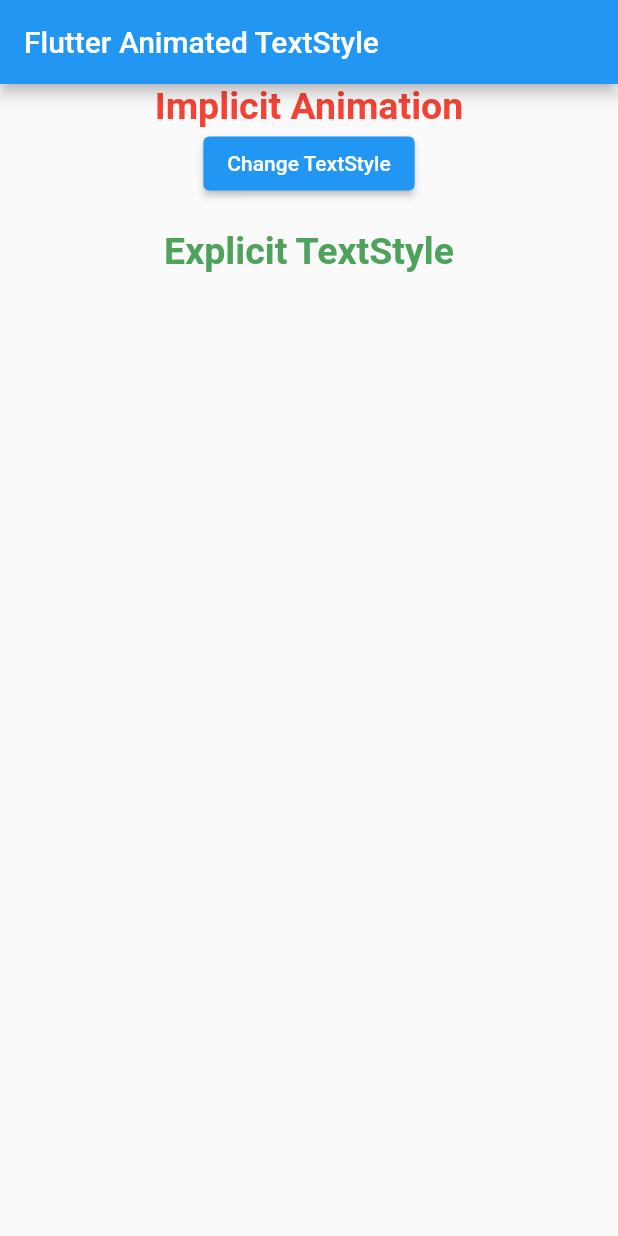
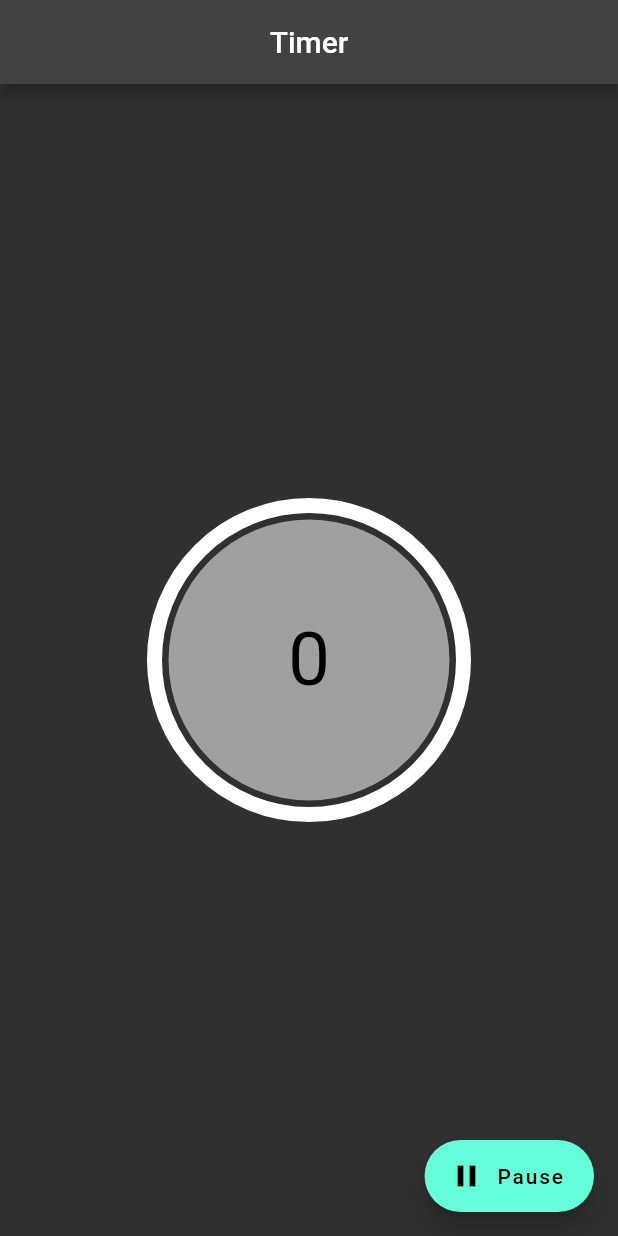
Before and after one commit to sanjibsinha/flutter_artisan, a Flutter app: the screen it shows after launch, on a phone screen of 412 x 824 dp. Run offline on Flutter 3.47's test engine with Material 2 defaults, Android fonts, the phone set to English and light mode, and no system bars; drawn by our look-alikes of circular_countdown_timer.

```diff
--- a/lib/main.dart
+++ b/lib/main.dart
@@ -1,144 +1,75 @@
 import 'package:flutter/material.dart';
-import 'package:provider/provider.dart';
+import 'package:circular_countdown_timer/circular_countdown_timer.dart';
 
-class ChangeTextStyle with ChangeNotifier {
-  TextStyle targetTextStyle = const TextStyle(
-    color: Colors.red,
-    fontSize: 25.0,
-    fontWeight: FontWeight.bold,
-  );
-  void changeTextStyle() {
-    targetTextStyle = targetTextStyle ==
-            const TextStyle(
-              color: Colors.red,
-              fontSize: 25.0,
-              fontWeight: FontWeight.bold,
-            )
-        ? const TextStyle(
-            color: Colors.blue,
-            fontSize: 25.0,
-          )
-        : const TextStyle(
-            color: Colors.red,
-            fontSize: 25.0,
-            fontWeight: FontWeight.bold,
-          );
-    notifyListeners();
-  }
-}
-
-void main() {
-  Provider.debugCheckInvalidValueType = null;
-  runApp(
-    MultiProvider(
-      providers: [
-        ChangeNotifierProvider(create: (_) => ChangeTextStyle()),
-      ],
-      child: const MyApp(),
-    ),
-  );
-}
+void main() => runApp(const MyApp());
 
 class MyApp extends StatelessWidget {
   const MyApp({Key? key}) : super(key: key);
 
-  static const String _title = 'Flutter Animated TextStyle';
-
   @override
   Widget build(BuildContext context) {
     return MaterialApp(
-      title: _title,
       debugShowCheckedModeBanner: false,
-      home: Scaffold(
-          appBar: AppBar(title: const Text(_title)),
-          body: Column(
-            children: const [
-              ImplicitTextStyleAnimation(),
-              SizedBox(
-                height: 20.0,
-              ),
-              ExplicitTextStyleAnimation(),
-            ],
-          )),
+      home: const DemoApp(),
+      theme: ThemeData.dark(),
     );
   }
 }
 
-class ImplicitTextStyleAnimation extends StatelessWidget {
-  const ImplicitTextStyleAnimation({Key? key}) : super(key: key);
+class DemoApp extends StatefulWidget {
+  const DemoApp({Key? key}) : super(key: key);
+
+  @override
+  _DemoAppState createState() => _DemoAppState();
+}
+
+class _DemoAppState extends State {
+  final CountDownController _controller = CountDownController();
+
+  bool _isPause = false;
 
   @override
   Widget build(BuildContext context) {
-    ChangeTextStyle _targetTextStyleChange = Provider.of(context);
-    return Column(
-      mainAxisAlignment: MainAxisAlignment.center,
-      children: <Widget>[
-        AnimatedDefaultTextStyle(
-          style: _targetTextStyleChange.targetTextStyle,
-          duration: const Duration(seconds: 1),
-          curve: Curves.easeInOut,
-          child: const Text('Implicit Animation'),
+    return Scaffold(
+      appBar: AppBar(
+        title: const Text('Timer'),
+        centerTitle: true,
+      ),
+      body: Center(
+        child: CircularCountDownTimer(
+          width: MediaQuery.of(context).size.width / 2,
+          height: MediaQuery.of(context).size.height / 2,
+          duration: 14,
+          fillColor: Colors.amber,
+          ringColor: Colors.white,
+          controller: _controller,
+          backgroundColor: Colors.white54,
+          strokeWidth: 10.0,
+          strokeCap: StrokeCap.round,
+          isTimerTextShown: true,
+          isReverse: false,
+          onComplete: () {
+            //print('Completed');
+          },
+          textStyle: const TextStyle(fontSize: 50.0, color: Colors.black),
         ),
-        ElevatedButton(
-            child: const Text('Change TextStyle'),
-            onPressed: () {
-              _targetTextStyleChange.changeTextStyle();
-            }),
-      ],
-    );
-  }
-}
+      ),
+      floatingActionButton: FloatingActionButton.extended(
+        onPressed: () {
+          setState(() {
+            if (_isPause) {
+              _isPause = false;
 
-class ExplicitTextStyleAnimation extends StatefulWidget {
-  const ExplicitTextStyleAnimation({Key? key}) : super(key: key);
+              _controller.resume();
+            } else {
+              _isPause = true;
 
-  @override
-  State<ExplicitTextStyleAnimation> createState() =>
-      _ExplicitTextStyleAnimationState();
-}
-
-class _ExplicitTextStyleAnimationState extends State<ExplicitTextStyleAnimation>
-    with TickerProviderStateMixin {
-  late AnimationController _controller;
-  late TextStyleTween _styleTween;
-  late CurvedAnimation _curvedAnimation;
-
-  @override
-  void initState() {
-    super.initState();
-    _controller = AnimationController(
-      duration: const Duration(seconds: 1),
-      vsync: this,
-    )..repeat(reverse: true);
-    _styleTween = TextStyleTween(
-      begin: const TextStyle(
-        fontSize: 25,
-        color: Colors.green,
-        fontWeight: FontWeight.bold,
-      ),
-      end: const TextStyle(
-        fontSize: 25,
-        color: Colors.deepPurple,
-      ),
-    );
-    _curvedAnimation = CurvedAnimation(
-      parent: _controller,
-      curve: Curves.bounceInOut,
-    );
-  }
-
-  @override
-  void dispose() {
-    _controller.dispose();
-    super.dispose();
-  }
-
-  @override
-  Widget build(BuildContext context) {
-    return Center(
-      child: DefaultTextStyleTransition(
-        style: _styleTween.animate(_curvedAnimation),
-        child: const Text('Explicit TextStyle'),
+              _controller.pause();
+            }
+          });
+        },
+        icon: Icon(_isPause ? Icons.play_arrow : Icons.pause),
+        label: Text(_isPause ? 'Resume' : 'Pause'),
       ),
     );
   }
--- a/pubspec.yaml
+++ b/pubspec.yaml
@@ -13,9 +13,7 @@ dependencies:
     sdk: flutter
   google_fonts: ^2.2.0
   material_design_icons_flutter: ^5.0.6595
-  path: ^1.8.0
-  provider: ^6.0.2
-  sqflite: ^2.0.1
+  circular_countdown_timer: ^0.2.0
 
 dev_dependencies:
   flutter_lints: ^1.0.0
```
Also changed, not shown: pubspec.lock.
